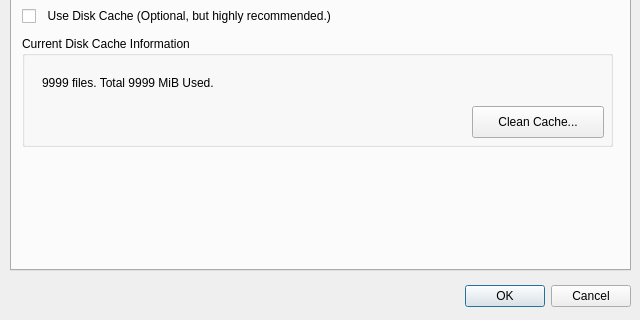
The window that qt/preference_window.ui (chwnam/lifemotif-desktop) describes before a commit, drawn with Qt 5; both pictures show x 0 to 640 and y 160 to 480 of the 640 by 480 pixel window.
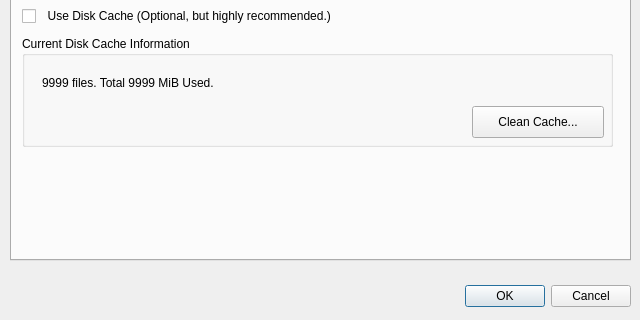
The same window after the commit. The open tabs and pages were chosen to show the change.

```diff
--- a/qt/preference_window.ui
+++ b/qt/preference_window.ui
@@ -47,7 +47,7 @@
      <x>10</x>
      <y>10</y>
      <width>621</width>
-     <height>421</height>
+     <height>411</height>
     </rect>
    </property>
    <property name="currentIndex">
```
Left out of the diff: 5 changed lines with no effect on the pictures.
